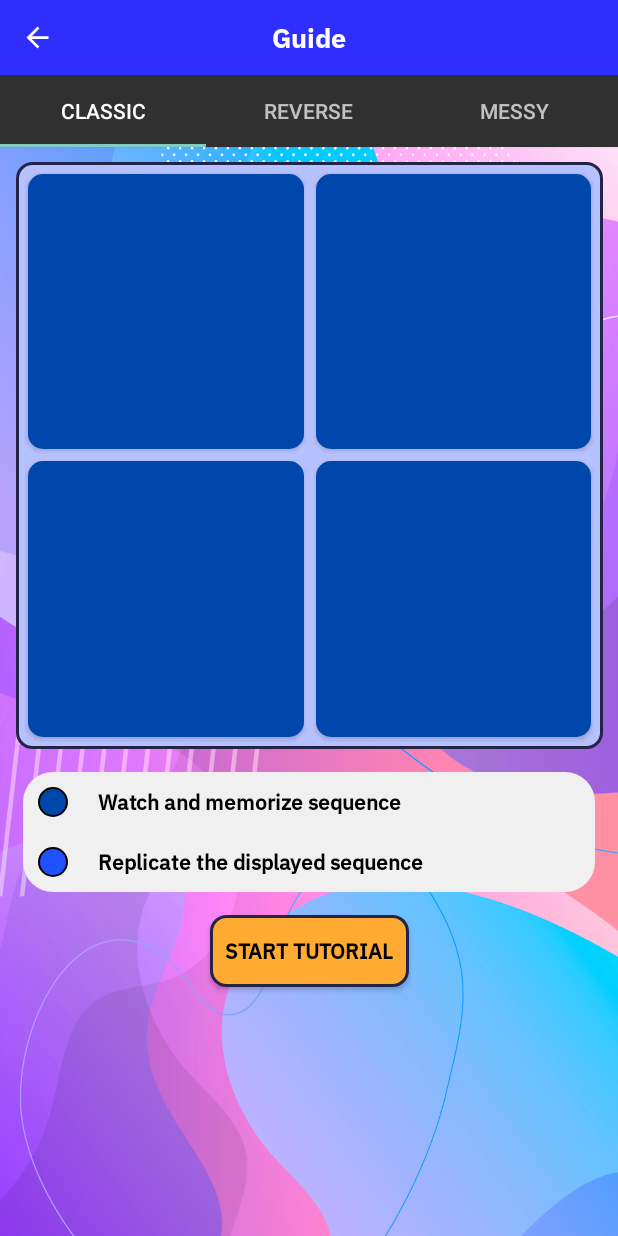
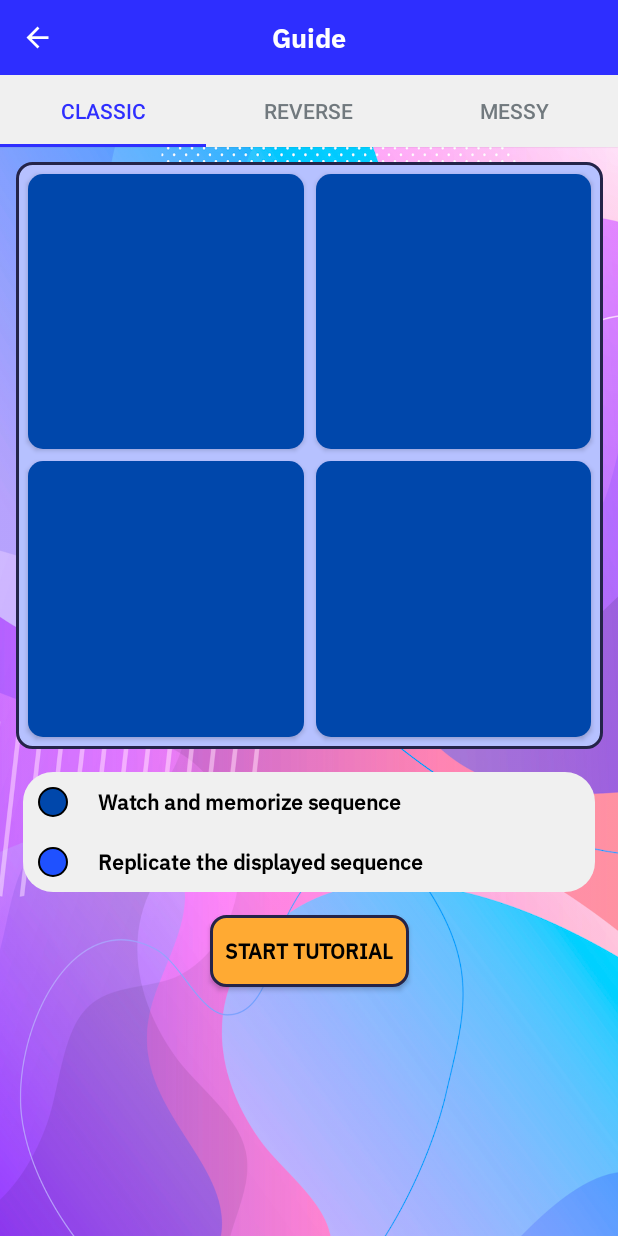
Before and after one commit to BarbodH/mad-grid, an Android app: the GuideActivity screen opened directly, with no data from a screen before it, on a phone screen of 412 x 824 dp. Run offline under Robolectric (Android 15) with nearby library versions, the phone set to English and light mode, and no system bars.

```diff
--- a/app/src/main/res/layout/activity_guide.xml
+++ b/app/src/main/res/layout/activity_guide.xml
@@ -40,6 +40,10 @@
         android:id="@+id/guide_tab_layout_navbar"
         android:layout_width="match_parent"
         android:layout_height="wrap_content"
+        android:background="@color/menu_background"
+        app:tabTextColor="@color/menu_tab_default"
+        app:tabIndicatorColor="@color/menu_tab_selected"
+        app:tabSelectedTextColor="@color/menu_tab_selected"
         app:layout_constraintEnd_toEndOf="parent"
         app:layout_constraintHorizontal_bias="0.5"
         app:layout_constraintStart_toStartOf="parent"
--- a/app/src/main/res/values/colors.xml
+++ b/app/src/main/res/values/colors.xml
@@ -14,6 +14,9 @@
     <color name="game_button_inactive">#0047AB</color>
     <color name="game_button_active">#1F51FF</color>
     <color name="menu_primarily">#2E2EFF</color>
+    <color name="menu_background">#F0F0F0</color>
+    <color name="menu_tab_selected">#2E2EFF</color>
+    <color name="menu_tab_default">#71797E</color>
     <color name="cyan_settings_icon">#5CFFFF</color>
     <color name="results_primary">#242449</color>
     <color name="results_button_settings">#E34234</color>
```
Also changed, not shown: 2 other files.
